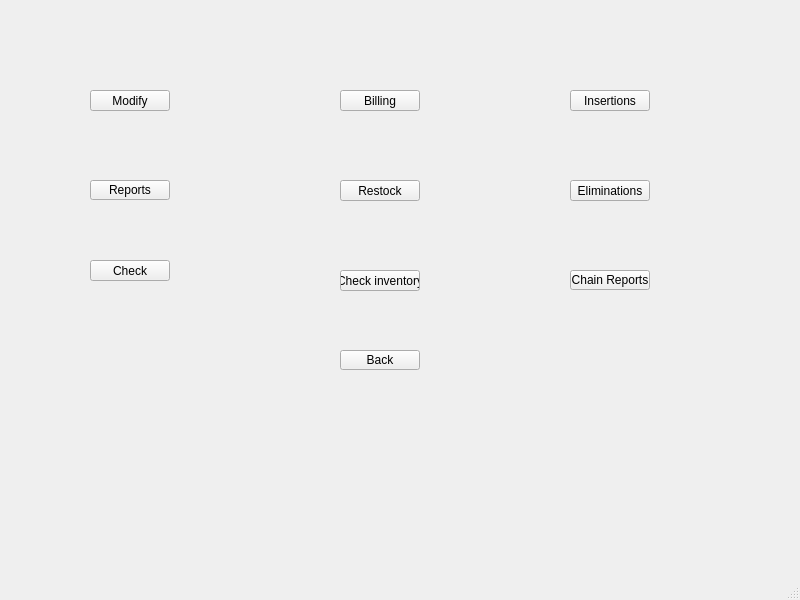
The window that Admin/menu.ui (Corne1401/StrucProject3) describes before a commit, drawn with Qt 5.
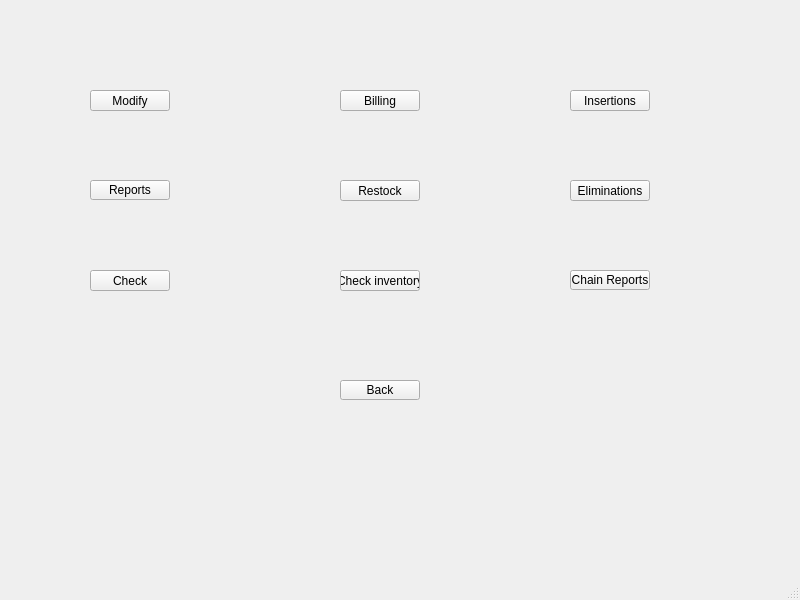
The same window after the commit.

What changed in the file:
```diff
--- a/Admin/menu.ui
+++ b/Admin/menu.ui
@@ -44,7 +44,7 @@
     <property name="geometry">
      <rect>
       <x>340</x>
-      <y>350</y>
+      <y>380</y>
       <width>80</width>
       <height>20</height>
      </rect>
@@ -96,7 +96,7 @@
     <property name="geometry">
      <rect>
       <x>90</x>
-      <y>260</y>
+      <y>270</y>
       <width>80</width>
       <height>21</height>
      </rect>
```
